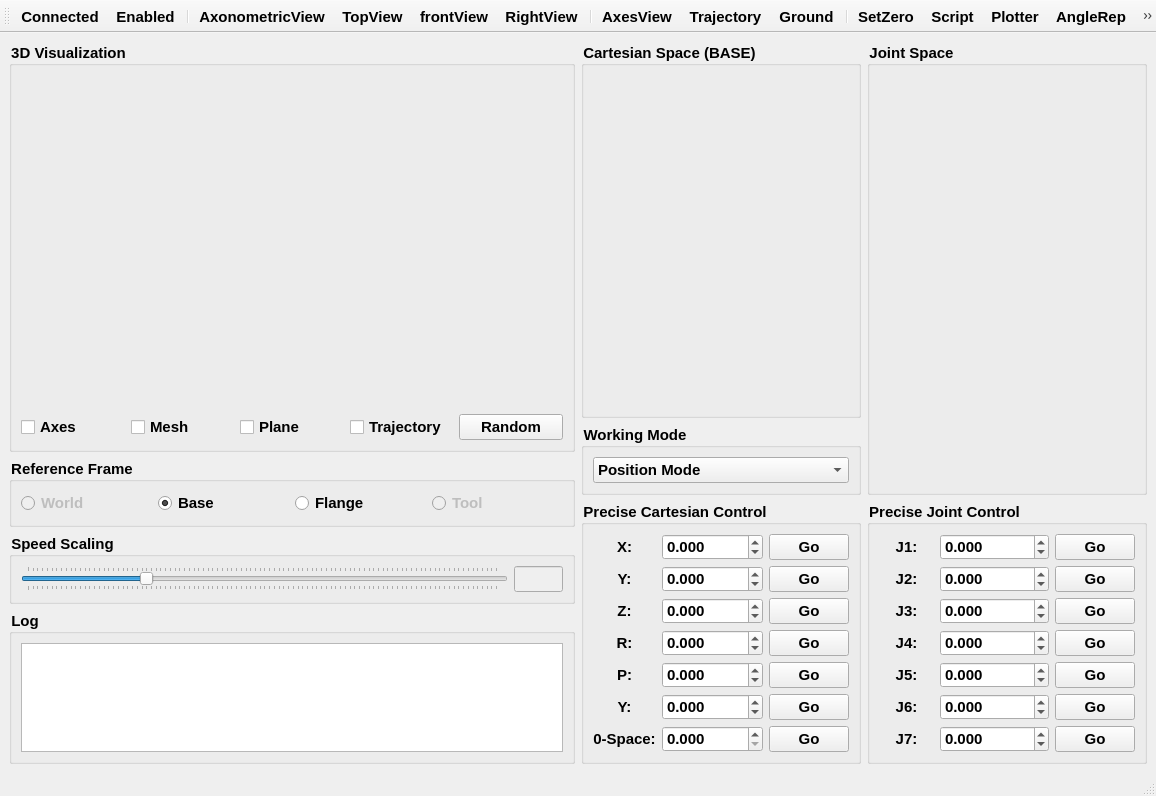
Qt form src/RocosMainWindow.ui (thinkexist1989/rocos-viz) before a commit.
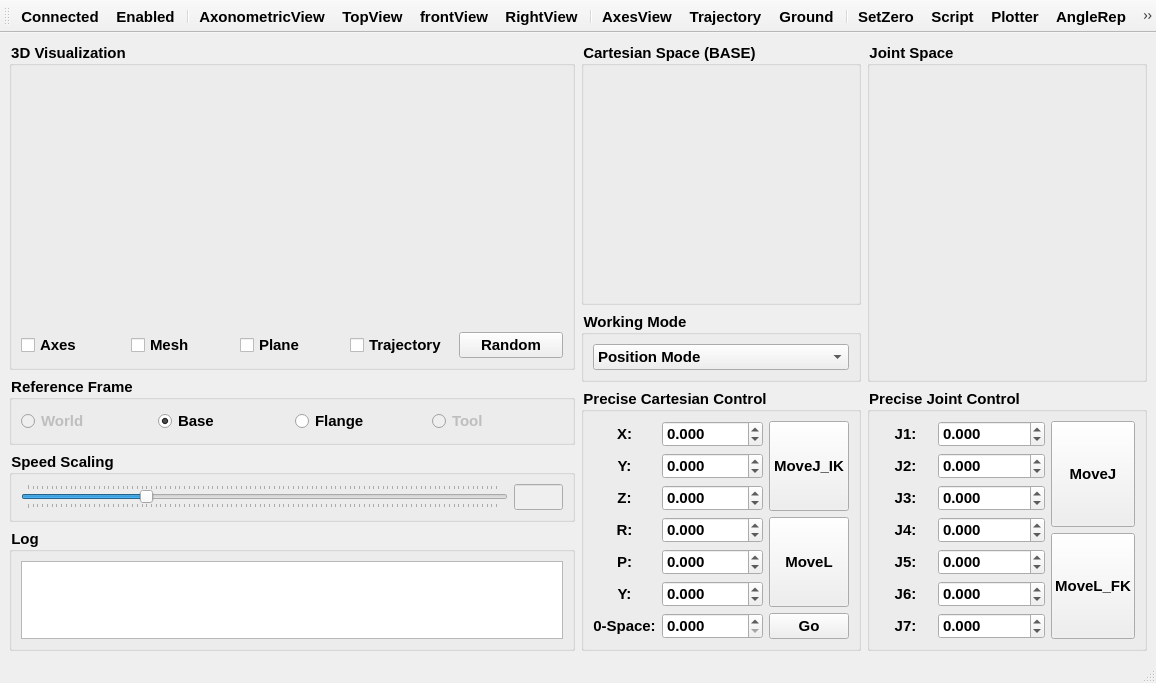
The same form after that commit. Icons and pictures are not drawn. Custom widgets are drawn as their Qt base class.

Patch:
```diff
--- a/src/RocosMainWindow.ui
+++ b/src/RocosMainWindow.ui
@@ -7,7 +7,7 @@
     <x>0</x>
     <y>0</y>
     <width>1156</width>
-    <height>796</height>
+    <height>683</height>
    </rect>
   </property>
   <property name="windowTitle">
@@ -344,19 +344,15 @@
         <property name="title">
          <string>Precise Cartesian Control</string>
         </property>
-        <layout class="QGridLayout" name="gridLayout_8" columnstretch="3,6,2">
-         <item row="2" column="0">
-          <widget class="QLabel" name="label_3">
-           <property name="text">
-            <string>Z:</string>
+        <layout class="QGridLayout" name="gridLayout_12" columnstretch="1,2,1">
+         <item row="2" column="1">
+          <widget class="QDoubleSpinBox" name="z">
+           <property name="sizePolicy">
+            <sizepolicy hsizetype="Minimum" vsizetype="Preferred">
+             <horstretch>0</horstretch>
+             <verstretch>0</verstretch>
+            </sizepolicy>
            </property>
-           <property name="alignment">
-            <set>Qt::AlignCenter</set>
-           </property>
-          </widget>
-         </item>
-         <item row="1" column="1">
-          <widget class="QDoubleSpinBox" name="doubleSpinBox_2">
            <property name="decimals">
             <number>3</number>
            </property>
@@ -376,28 +372,20 @@
           </widget>
          </item>
          <item row="6" column="2">
-          <widget class="QPushButton" name="space0Ctrl">
-           <property name="text">
-            <string>Go</string>
-           </property>
-          </widget>
-         </item>
-         <item row="5" column="2">
-          <widget class="QPushButton" name="cartCtrlYaw">
-           <property name="text">
-            <string>Go</string>
-           </property>
-          </widget>
-         </item>
-         <item row="2" column="2">
-          <widget class="QPushButton" name="cartCtrlZ">
+          <widget class="QPushButton" name="MoveSpace0">
            <property name="text">
             <string>Go</string>
            </property>
           </widget>
          </item>
          <item row="3" column="1">
-          <widget class="QDoubleSpinBox" name="doubleSpinBox_4">
+          <widget class="QDoubleSpinBox" name="roll">
+           <property name="sizePolicy">
+            <sizepolicy hsizetype="Minimum" vsizetype="Preferred">
+             <horstretch>0</horstretch>
+             <verstretch>0</verstretch>
+            </sizepolicy>
+           </property>
            <property name="decimals">
             <number>3</number>
            </property>
@@ -406,6 +394,58 @@
            </property>
           </widget>
          </item>
+         <item row="5" column="1">
+          <widget class="QDoubleSpinBox" name="yaw">
+           <property name="sizePolicy">
+            <sizepolicy hsizetype="Minimum" vsizetype="Preferred">
+             <horstretch>0</horstretch>
+             <verstretch>0</verstretch>
+            </sizepolicy>
+           </property>
+           <property name="decimals">
+            <number>3</number>
+           </property>
+           <property name="minimum">
+            <double>-99.989999999999995</double>
+           </property>
+          </widget>
+         </item>
+         <item row="6" column="0">
+          <widget class="QLabel" name="label_14">
+           <property name="text">
+            <string>0-Space:</string>
+           </property>
+           <property name="alignment">
+            <set>Qt::AlignCenter</set>
+           </property>
+          </widget>
+         </item>
+         <item row="4" column="1">
+          <widget class="QDoubleSpinBox" name="pitch">
+           <property name="sizePolicy">
+            <sizepolicy hsizetype="Minimum" vsizetype="Preferred">
+             <horstretch>0</horstretch>
+             <verstretch>0</verstretch>
+            </sizepolicy>
+           </property>
+           <property name="decimals">
+            <number>3</number>
+           </property>
+           <property name="minimum">
+            <double>-99.989999999999995</double>
+           </property>
+          </widget>
+         </item>
+         <item row="1" column="0">
+          <widget class="QLabel" name="label_2">
+           <property name="text">
+            <string>Y:</string>
+           </property>
+           <property name="alignment">
+            <set>Qt::AlignCenter</set>
+           </property>
+          </widget>
+         </item>
          <item row="4" column="0">
           <widget class="QLabel" name="label_5">
            <property name="text">
@@ -416,8 +456,8 @@
            </property>
           </widget>
          </item>
-         <item row="1" column="0">
-          <widget class="QLabel" name="label_2">
+         <item row="5" column="0">
+          <widget class="QLabel" name="label_6">
            <property name="text">
             <string>Y:</string>
            </property>
@@ -426,6 +466,45 @@
            </property>
           </widget>
          </item>
+         <item row="6" column="1">
+          <widget class="QDoubleSpinBox" name="space0">
+           <property name="sizePolicy">
+            <sizepolicy hsizetype="Minimum" vsizetype="Preferred">
+             <horstretch>0</horstretch>
+             <verstretch>0</verstretch>
+            </sizepolicy>
+           </property>
+           <property name="decimals">
+            <number>3</number>
+           </property>
+          </widget>
+         </item>
+         <item row="0" column="1">
+          <widget class="QDoubleSpinBox" name="x">
+           <property name="sizePolicy">
+            <sizepolicy hsizetype="Minimum" vsizetype="Preferred">
+             <horstretch>0</horstretch>
+             <verstretch>0</verstretch>
+            </sizepolicy>
+           </property>
+           <property name="decimals">
+            <number>3</number>
+           </property>
+           <property name="minimum">
+            <double>-99.989999999999995</double>
+           </property>
+          </widget>
+         </item>
+         <item row="2" column="0">
+          <widget class="QLabel" name="label_3">
+           <property name="text">
+            <string>Z:</string>
+           </property>
+           <property name="alignment">
+            <set>Qt::AlignCenter</set>
+           </property>
+          </widget>
+         </item>
          <item row="3" column="0">
           <widget class="QLabel" name="label_4">
            <property name="text">
@@ -436,100 +515,51 @@
            </property>
           </widget>
          </item>
-         <item row="0" column="2">
-          <widget class="QPushButton" name="cartCtrlX">
-           <property name="text">
-            <string>Go</string>
+         <item row="1" column="1">
+          <widget class="QDoubleSpinBox" name="y">
+           <property name="sizePolicy">
+            <sizepolicy hsizetype="Minimum" vsizetype="Preferred">
+             <horstretch>0</horstretch>
+             <verstretch>0</verstretch>
+            </sizepolicy>
            </property>
-          </widget>
-         </item>
-         <item row="6" column="1">
-          <widget class="QDoubleSpinBox" name="doubleSpinBox_14">
            <property name="decimals">
             <number>3</number>
            </property>
-          </widget>
-         </item>
-         <item row="0" column="1">
-          <widget class="QDoubleSpinBox" name="doubleSpinBox">
-           <property name="decimals">
-            <number>3</number>
-           </property>
            <property name="minimum">
             <double>-99.989999999999995</double>
            </property>
           </widget>
          </item>
-         <item row="4" column="1">
-          <widget class="QDoubleSpinBox" name="doubleSpinBox_5">
-           <property name="decimals">
-            <number>3</number>
-           </property>
-           <property name="minimum">
-            <double>-99.989999999999995</double>
-           </property>
-          </widget>
-         </item>
-         <item row="5" column="0">
-          <widget class="QLabel" name="label_6">
-           <property name="text">
-            <string>Y:</string>
-           </property>
-           <property name="alignment">
-            <set>Qt::AlignCenter</set>
-           </property>
-          </widget>
-         </item>
-         <item row="6" column="0">
-          <widget class="QLabel" name="label_14">
-           <property name="text">
-            <string>0-Space:</string>
-           </property>
-           <property name="alignment">
-            <set>Qt::AlignCenter</set>
-           </property>
-          </widget>
-         </item>
-         <item row="3" column="2">
-          <widget class="QPushButton" name="cartCtrlRoll">
-           <property name="text">
-            <string>Go</string>
-           </property>
-          </widget>
-         </item>
-         <item row="1" column="2">
-          <widget class="QPushButton" name="cartCtrlY">
-           <property name="text">
-            <string>Go</string>
-           </property>
-          </widget>
-         </item>
-         <item row="2" column="1">
-          <widget class="QDoubleSpinBox" name="doubleSpinBox_3">
-           <property name="decimals">
-            <number>3</number>
-           </property>
-           <property name="minimum">
-            <double>-99.989999999999995</double>
-           </property>
-          </widget>
-         </item>
-         <item row="5" column="1">
-          <widget class="QDoubleSpinBox" name="doubleSpinBox_6">
-           <property name="decimals">
-            <number>3</number>
-           </property>
-           <property name="minimum">
-            <double>-99.989999999999995</double>
-           </property>
-          </widget>
-         </item>
-         <item row="4" column="2">
-          <widget class="QPushButton" name="cartCtrlPitch">
-           <property name="text">
-            <string>Go</string>
-           </property>
-          </widget>
+         <item row="0" column="2" rowspan="6">
+          <layout class="QGridLayout" name="gridLayout_8">
+           <item row="0" column="0">
+            <widget class="QPushButton" name="MoveJ_IK">
+             <property name="sizePolicy">
+              <sizepolicy hsizetype="Minimum" vsizetype="Preferred">
+               <horstretch>0</horstretch>
+               <verstretch>0</verstretch>
+              </sizepolicy>
+             </property>
+             <property name="text">
+              <string>MoveJ_IK</string>
+             </property>
+            </widget>
+           </item>
+           <item row="1" column="0">
+            <widget class="QPushButton" name="MoveL">
+             <property name="sizePolicy">
+              <sizepolicy hsizetype="Minimum" vsizetype="Preferred">
+               <horstretch>0</horstretch>
+               <verstretch>0</verstretch>
+              </sizepolicy>
+             </property>
+             <property name="text">
+              <string>MoveL</string>
+             </property>
+            </widget>
+           </item>
+          </layout>
          </item>
         </layout>
        </widget>
@@ -545,7 +575,7 @@
         <property name="title">
          <string>Precise Joint Control</string>
         </property>
-        <layout class="QGridLayout" name="gridLayout_9" columnstretch="3,6,2">
+        <layout class="QGridLayout" name="gridLayout_11" columnstretch="1,2,1">
          <item row="0" column="0">
           <widget class="QLabel" name="label_7">
            <property name="text">
@@ -557,7 +587,7 @@
           </widget>
          </item>
          <item row="0" column="1">
-          <widget class="QDoubleSpinBox" name="doubleSpinBox_7">
+          <widget class="QDoubleSpinBox" name="j1">
            <property name="decimals">
             <number>3</number>
            </property>
@@ -569,13 +599,6 @@
            </property>
           </widget>
          </item>
-         <item row="0" column="2">
-          <widget class="QPushButton" name="jntCtrl1">
-           <property name="text">
-            <string>Go</string>
-           </property>
-          </widget>
-         </item>
          <item row="1" column="0">
           <widget class="QLabel" name="label_8">
            <property name="text">
@@ -587,7 +610,7 @@
           </widget>
          </item>
          <item row="1" column="1">
-          <widget class="QDoubleSpinBox" name="doubleSpinBox_8">
+          <widget class="QDoubleSpinBox" name="j2">
            <property name="decimals">
             <number>3</number>
            </property>
@@ -599,13 +622,6 @@
            </property>
           </widget>
          </item>
-         <item row="1" column="2">
-          <widget class="QPushButton" name="jntCtrl2">
-           <property name="text">
-            <string>Go</string>
-           </property>
-          </widget>
-         </item>
          <item row="2" column="0">
           <widget class="QLabel" name="label_9">
            <property name="text">
@@ -617,7 +633,7 @@
           </widget>
          </item>
          <item row="2" column="1">
-          <widget class="QDoubleSpinBox" name="doubleSpinBox_9">
+          <widget class="QDoubleSpinBox" name="j3">
            <property name="decimals">
             <number>3</number>
            </property>
@@ -629,13 +645,6 @@
            </property>
           </widget>
          </item>
-         <item row="2" column="2">
-          <widget class="QPushButton" name="jntCtrl3">
-           <property name="text">
-            <string>Go</string>
-           </property>
-          </widget>
-         </item>
          <item row="3" column="0">
           <widget class="QLabel" name="label_10">
            <property name="text">
@@ -647,7 +656,7 @@
           </widget>
          </item>
          <item row="3" column="1">
-          <widget class="QDoubleSpinBox" name="doubleSpinBox_10">
+          <widget class="QDoubleSpinBox" name="j4">
            <property name="decimals">
             <number>3</number>
            </property>
@@ -659,13 +668,6 @@
            </property>
           </widget>
          </item>
-         <item row="3" column="2">
-          <widget class="QPushButton" name="jntCtrl4">
-           <property name="text">
-            <string>Go</string>
-           </property>
-          </widget>
-         </item>
          <item row="4" column="0">
           <widget class="QLabel" name="label_11">
            <property name="text">
@@ -677,7 +679,7 @@
           </widget>
          </item>
          <item row="4" column="1">
-          <widget class="QDoubleSpinBox" name="doubleSpinBox_11">
+          <widget class="QDoubleSpinBox" name="j5">
            <property name="decimals">
             <number>3</number>
            </property>
@@ -689,13 +691,6 @@
            </property>
           </widget>
          </item>
-         <item row="4" column="2">
-          <widget class="QPushButton" name="jntCtrl5">
-           <property name="text">
-            <string>Go</string>
-           </property>
-          </widget>
-         </item>
          <item row="5" column="0">
           <widget class="QLabel" name="label_12">
            <property name="text">
@@ -707,7 +702,7 @@
           </widget>
          </item>
          <item row="5" column="1">
-          <widget class="QDoubleSpinBox" name="doubleSpinBox_12">
+          <widget class="QDoubleSpinBox" name="j6">
            <property name="decimals">
             <number>3</number>
            </property>
@@ -719,13 +714,6 @@
            </property>
           </widget>
          </item>
-         <item row="5" column="2">
-          <widget class="QPushButton" name="jntCtrl6">
-           <property name="text">
-            <string>Go</string>
-           </property>
-          </widget>
-         </item>
          <item row="6" column="0">
           <widget class="QLabel" name="label_13">
            <property name="text">
@@ -737,7 +725,7 @@
           </widget>
          </item>
          <item row="6" column="1">
-          <widget class="QDoubleSpinBox" name="doubleSpinBox_13">
+          <widget class="QDoubleSpinBox" name="j7">
            <property name="decimals">
             <number>3</number>
            </property>
@@ -749,12 +737,35 @@
            </property>
           </widget>
          </item>
-         <item row="6" column="2">
-          <widget class="QPushButton" name="jntCtrl7">
-           <property name="text">
-            <string>Go</string>
-           </property>
-          </widget>
+         <item row="0" column="2" rowspan="7">
+          <layout class="QGridLayout" name="gridLayout_9">
+           <item row="0" column="0">
+            <widget class="QPushButton" name="MoveJ">
+             <property name="sizePolicy">
+              <sizepolicy hsizetype="Minimum" vsizetype="Preferred">
+               <horstretch>0</horstretch>
+               <verstretch>0</verstretch>
+              </sizepolicy>
+             </property>
+             <property name="text">
+              <string>MoveJ</string>
+             </property>
+            </widget>
+           </item>
+           <item row="1" column="0">
+            <widget class="QPushButton" name="MoveL_FK">
+             <property name="sizePolicy">
+              <sizepolicy hsizetype="Minimum" vsizetype="Preferred">
+               <horstretch>0</horstretch>
+               <verstretch>0</verstretch>
+              </sizepolicy>
+             </property>
+             <property name="text">
+              <string>MoveL_FK</string>
+             </property>
+            </widget>
+           </item>
+          </layout>
          </item>
         </layout>
        </widget>
```
